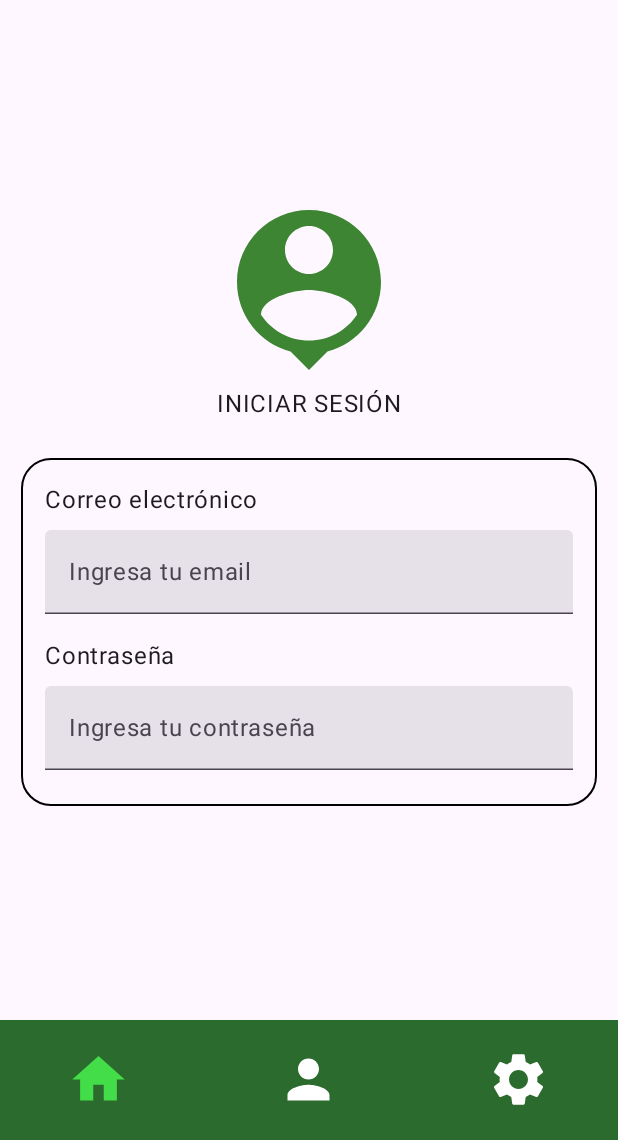
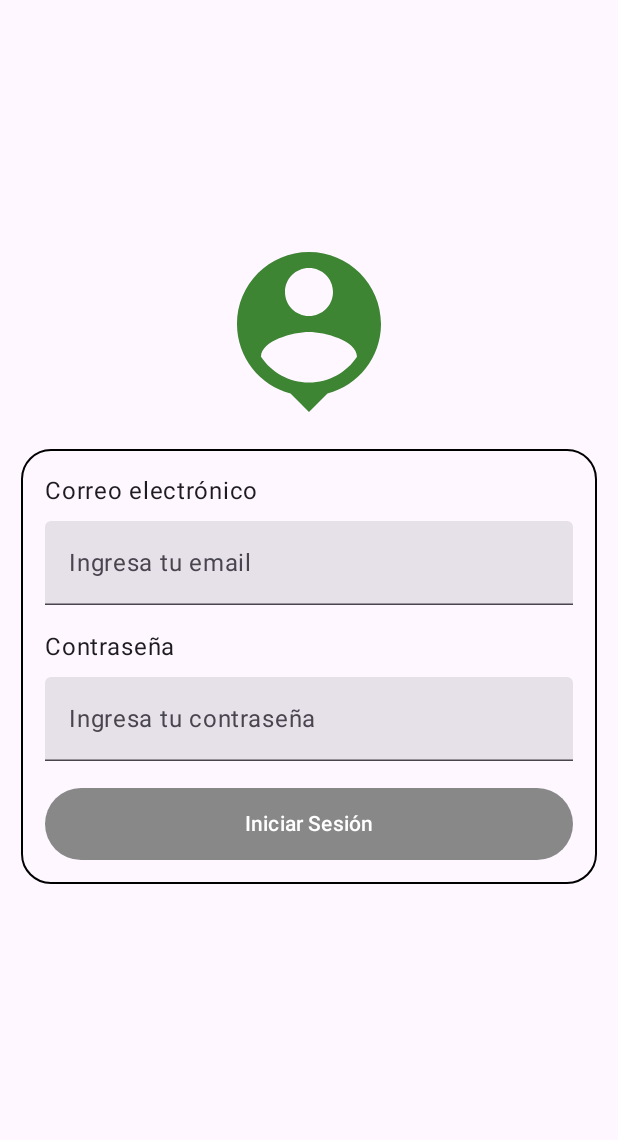
Before and after one commit to SergioHrvas/GIDM-MUII, an Android app built with Jetpack Compose: the screen it shows after launch (MainActivity), on a phone screen of 412 x 824 dp, the part 96-1236 px from its top. Run offline under Robolectric (Android 15) with nearby library versions, the phone set to English and light mode, and no system bars; our stand-ins replace livedata-compose.

Commit message:
Login viewmodel started. It must to be connected to backend

```diff
--- a/android-app/PandemiaGame/app/build.gradle.kts
+++ b/android-app/PandemiaGame/app/build.gradle.kts
@@ -61,6 +61,7 @@ dependencies {
     implementation(libs.androidx.material3)
     implementation(libs.androidx.navigation.runtime.android)
     implementation(libs.androidx.navigation.compose)
+    implementation(libs.androidx.runtime.livedata)
     testImplementation(libs.junit)
     androidTestImplementation(libs.androidx.junit)
     androidTestImplementation(libs.androidx.espresso.core)
--- a/android-app/PandemiaGame/app/src/main/java/com/pandemiagame/org/MainActivity.kt
+++ b/android-app/PandemiaGame/app/src/main/java/com/pandemiagame/org/MainActivity.kt
@@ -12,11 +12,11 @@ import androidx.compose.material3.FabPosition
 import androidx.compose.material3.FloatingActionButton
 import androidx.compose.material3.Icon
 import androidx.compose.material3.Scaffold
-import androidx.compose.material3.TopAppBar
 import androidx.compose.runtime.Composable
 import androidx.compose.runtime.getValue
 import androidx.compose.ui.Modifier
 import androidx.compose.ui.platform.LocalContext
+import androidx.lifecycle.viewmodel.compose.viewModel
 import androidx.navigation.NavController
 import androidx.navigation.compose.NavHost
 import androidx.navigation.compose.composable
@@ -24,6 +24,7 @@ import androidx.navigation.compose.currentBackStackEntryAsState
 import com.pandemiagame.org.navigation.BottomNavBar
 import com.pandemiagame.org.ui.theme.PandemiaGameTheme
 import androidx.navigation.compose.rememberNavController
+import com.pandemiagame.org.model.LoginViewModel
 import com.pandemiagame.org.model.Screen
 import com.pandemiagame.org.navigation.CustomTopAppBar
 import com.pandemiagame.org.screen.GameActivity
@@ -38,7 +39,7 @@ class MainActivity : ComponentActivity() {
         super.onCreate(savedInstanceState)
         setContent {
             PandemiaGameTheme {
-                        AppNavigation()
+                AppNavigation()
                 /*val navController = rememberNavController()
 
                 Scaffold(
@@ -70,25 +71,16 @@ class MainActivity : ComponentActivity() {
 fun AppNavigation() {
     val navController = rememberNavController()
     val currentRoute = currentRoute(navController)
-
-    // Pantallas donde NO se deben mostrar la barra
-    val screensWithoutNavBar = listOf("game")
-
-    Scaffold(
-        topBar = { CustomTopAppBar() },
-        bottomBar = { if (currentRoute !in screensWithoutNavBar) BottomNavBar(navController) }
-    ) { innerPadding ->
-        NavHost(
+    val viewModel: LoginViewModel = viewModel() // Obtener el ViewModel correctamente
+    NavHost(
             navController = navController,
             startDestination = "login",
-            modifier = Modifier.padding(innerPadding)
         ) {
-            composable("login") { LoginComp(navController) } // No tiene TopBar ni BottomBar
-            composable("home") { Pantalla1(navController) }  // Tiene ambas barras
-            composable("game") { GameComp() }  // Tiene ambas barras
+            composable("login") { LoginComp(navController, viewModel) }
+            composable("home") { Pantalla1(navController) }
+            composable("game") { GameComp() }
             composable("profile") { Pantalla2(navController) }
             composable("settings") { Pantalla3(navController) }
-        }
     }
 }
 
@@ -98,3 +90,9 @@ fun currentRoute(navController: NavController): String? {
     val navBackStackEntry by navController.currentBackStackEntryAsState()
     return navBackStackEntry?.destination?.route
 }
+
+
+
+fun ScaffoldTopBar(){
+
+}
--- /dev/null
+++ b/android-app/PandemiaGame/app/src/main/java/com/pandemiagame/org/model/LoginViewModel.kt
@@ -0,0 +1,40 @@
+package com.pandemiagame.org.model
+
+import android.util.Patterns
+import androidx.lifecycle.LiveData
+import androidx.lifecycle.MutableLiveData
+import androidx.lifecycle.ViewModel
+import kotlinx.coroutines.delay
+
+class LoginViewModel : ViewModel(){
+    private val _email = MutableLiveData<String>()
+    val email : LiveData<String> = _email
+
+    private val _password = MutableLiveData<String>()
+    val password : LiveData<String> = _password
+
+    private val _loginEnable = MutableLiveData<Boolean>()
+    val loginEnable : LiveData<Boolean> = _loginEnable
+
+    private val _isLoading = MutableLiveData<Boolean>()
+    val isLoading : LiveData<Boolean> = _isLoading
+
+    fun onLoginChange(email: String, password: String){
+        _email.value = email
+        _password.value = password
+        _loginEnable.value = isValidEmail(email) && isValidPassword(password)
+    }
+
+    fun isValidEmail(email: String): Boolean{
+        return Patterns.EMAIL_ADDRESS.matcher(email).matches()
+    }
+
+    fun isValidPassword(password: String): Boolean = password.length > 6
+
+    suspend fun onLoginSelected(){
+        _isLoading.value = true
+        delay(4000)
+        _isLoading.value = false
+
+    }
+}
--- a/android-app/PandemiaGame/app/src/main/java/com/pandemiagame/org/navigation/BottomNavBar.kt
+++ b/android-app/PandemiaGame/app/src/main/java/com/pandemiagame/org/navigation/BottomNavBar.kt
@@ -41,11 +41,6 @@ fun BottomNavBar(navController: NavController) {
                     contentDescription = screen.label,
                     tint = if (isSelected) MaterialTheme.colorScheme.primary else Color.White // Color del icono
                 ) },
-                /*label = { Text(
-                    fontSize = 30.sp,
-                    text = screen.label,
-                    color = if (isSelected) Color.White else Color.White // Color del texto
-                ) },*/
                 selected = isSelected,
                 onClick = {
                         selectedNavigationIndex.intValue = index
--- a/android-app/PandemiaGame/app/src/main/java/com/pandemiagame/org/screen/Login.kt
+++ b/android-app/PandemiaGame/app/src/main/java/com/pandemiagame/org/screen/Login.kt
@@ -1,7 +1,9 @@
 package com.pandemiagame.org.screen
 
 import android.annotation.SuppressLint
+import android.graphics.Paint.Align
 import android.os.Bundle
+import android.util.Log
 import androidx.activity.ComponentActivity
 import androidx.activity.compose.setContent
 import androidx.compose.animation.core.Animatable
@@ -23,39 +25,76 @@ import com.pandemiagame.org.ui.theme.PandemiaGameTheme
 import androidx.compose.ui.Modifier
 import androidx.compose.foundation.layout.fillMaxSize
 import androidx.compose.foundation.layout.fillMaxWidth
+import androidx.compose.foundation.layout.height
 import androidx.compose.foundation.layout.offset
 import androidx.compose.foundation.layout.padding
 import androidx.compose.foundation.layout.size
 import androidx.compose.foundation.shape.RoundedCornerShape
 import androidx.compose.foundation.text.KeyboardOptions
+import androidx.compose.material.icons.Icons
+import androidx.compose.material.icons.filled.Add
 import androidx.compose.material3.Button
+import androidx.compose.material3.ButtonColors
+import androidx.compose.material3.ButtonDefaults
+import androidx.compose.material3.CircularProgressIndicator
+import androidx.compose.material3.FloatingActionButton
+import androidx.compose.material3.Icon
+import androidx.compose.material3.MaterialTheme
+import androidx.compose.material3.Scaffold
 import androidx.compose.material3.TextField
 import androidx.compose.runtime.LaunchedEffect
 import androidx.compose.runtime.getValue
+import androidx.compose.runtime.livedata.observeAsState
 import androidx.compose.runtime.mutableStateOf
 import androidx.compose.runtime.remember
+import androidx.compose.runtime.rememberCoroutineScope
 import androidx.compose.runtime.setValue
 import androidx.compose.ui.graphics.Color
 import androidx.compose.ui.platform.LocalConfiguration
 import androidx.compose.ui.text.input.KeyboardType
 import androidx.compose.ui.text.input.PasswordVisualTransformation
 import androidx.compose.ui.unit.dp
+import androidx.lifecycle.viewmodel.compose.viewModel
 import androidx.navigation.NavController
+import androidx.navigation.compose.rememberNavController
+import com.pandemiagame.org.model.LoginViewModel
+import com.pandemiagame.org.navigation.BottomNavBar
+import com.pandemiagame.org.navigation.CustomTopAppBar
+import kotlinx.coroutines.launch
 
 @Preview
 @Composable
 fun Login () {
+    val navController = rememberNavController() // Crear un NavController falso para el preview
+    val viewModel: LoginViewModel = viewModel() // Obtener el ViewModel
+
     PandemiaGameTheme {
-                //LoginComp()
+        LoginComp(navController, viewModel)
     }
 }
 
 @Composable
-fun LoginComp(navController: NavController) {
-    var email by remember { mutableStateOf("") }  // Estado para el email
-    var password by remember { mutableStateOf("") }  // Estado para la contraseña
+fun LoginComp(navController: NavController, viewModel: LoginViewModel) {
+    val email :String by viewModel.email.observeAsState(initial="")  // Estado para el email
+    val password :String by viewModel.password.observeAsState(initial="")  // Estado para el email  // Estado para la contraseña
+    val loginEnable :Boolean by viewModel.loginEnable.observeAsState(initial=false)  // Estado para el email  // Estado para la contraseña
+
+    val isLoading :Boolean by viewModel.isLoading.observeAsState(initial=false)  // Estado para el email  // Estado para la contraseña
+
+    val coroutine = rememberCoroutineScope()
+
+    Scaffold (
+        topBar = { CustomTopAppBar() },
+        ) { innerPading ->
+        if (isLoading) {
+            Box(Modifier.fillMaxSize()) {
+                CircularProgressIndicator(Modifier.align(Alignment.Center))
+            }
+        } else {
             Column(
-        modifier = Modifier.fillMaxSize(),
+                modifier = Modifier
+                    .fillMaxSize()
+                    .padding(innerPading),
                 verticalArrangement = Arrangement.Center,
                 horizontalAlignment = Alignment.CenterHorizontally
             ) {
@@ -64,32 +103,70 @@ fun LoginComp(navController: NavController) {
                     contentDescription = "Icono vectorial",
                     contentScale = ContentScale.Fit // Mantiene proporciones sin recortar
                 )
-        Text(
-            text = "INICIAR SESIÓN",
-            modifier = Modifier.padding(bottom = 10.dp)
+                Box(
+                    modifier = Modifier
+                        .padding(14.dp)
+                        .border(
+                            width = 1.dp,
+                            color = Color.Black,
+                            shape = RoundedCornerShape(20.dp)
                         )
-        Box(
-            modifier = Modifier.padding(14.dp).border(width = 1.dp, color = Color.Black, shape = RoundedCornerShape(20.dp)).padding(16.dp)
+                        .padding(16.dp)
                 ) {
                     Column {
                         Text("Correo electrónico")        // Campo de texto para el nombre
                         TextField(
                             value = email,
-                    onValueChange = { email = it }, // Actualiza el estado con el texto ingresado
+                            onValueChange = {
+                                viewModel.onLoginChange(it, password)
+                            }, // Actualiza el estado con el texto ingresado
                             label = { Text("Ingresa tu email") },
-                    modifier = Modifier.fillMaxWidth().padding(top = 8.dp, bottom = 16.dp)// Modificador opcional para ajustar el ancho
+                            modifier = Modifier
+                                .fillMaxWidth()
+                                .padding(
+                                    top = 8.dp,
+                                    bottom = 16.dp
+                                )// Modificador opcional para ajustar el ancho
                         )
                         Text("Contraseña")
                         TextField(
                             value = password,
                             visualTransformation = PasswordVisualTransformation(),
-                    onValueChange = { password = it }, // Actualiza el estado con el texto ingresado
+                            onValueChange = {
+                                viewModel.onLoginChange(email, it)
+                            }, // Actualiza el estado con el texto ingresado
                             label = { Text("Ingresa tu contraseña") },
-                    modifier = Modifier.fillMaxWidth().padding(vertical = 8.dp), // Modificador opcional para ajustar el ancho
+                            modifier = Modifier
+                                .fillMaxWidth()
+                                .padding(vertical = 8.dp), // Modificador opcional para ajustar el ancho
                             keyboardOptions = KeyboardOptions(keyboardType = KeyboardType.Password)
                         )
-
+                        LoginButton(loginEnable) { coroutine.launch { viewModel.onLoginSelected() } }
                     }
                 }
             }
         }
+    }
+}
+
+@Composable
+fun LoginButton(loginEnable: Boolean, onLoginSelected: () -> Unit){
+    Button(
+        onClick = {
+            Log.v("a", "b");
+            onLoginSelected()},
+        modifier = Modifier
+            .fillMaxWidth()
+            .height(58.dp)
+            .padding(top = 10.dp),
+        colors = ButtonDefaults.buttonColors(
+            disabledContainerColor = Color.Gray,
+            containerColor = MaterialTheme.colorScheme.primaryContainer,
+            disabledContentColor = Color.White,
+            contentColor = Color.White,
+        ),
+        enabled = loginEnable
+    ){
+            Text(text = "Iniciar Sesión")
+        }
+}
--- a/android-app/PandemiaGame/gradle/libs.versions.toml
+++ b/android-app/PandemiaGame/gradle/libs.versions.toml
@@ -10,6 +10,7 @@ activityCompose = "1.10.1"
 composeBom = "2024.04.01"
 navigationRuntimeAndroid = "2.9.0-alpha07"
 navigationCompose = "2.8.8"
+runtimeLivedata = "1.7.8"
 
 [libraries]
 androidx-core-ktx = { group = "androidx.core", name = "core-ktx", version.ref = "coreKtx" }
@@ -28,6 +29,7 @@ androidx-ui-test-junit4 = { group = "androidx.compose.ui", name = "ui-test-junit
 androidx-material3 = { group = "androidx.compose.material3", name = "material3" }
 androidx-navigation-runtime-android = { group = "androidx.navigation", name = "navigation-runtime-android", version.ref = "navigationRuntimeAndroid" }
 androidx-navigation-compose = { group = "androidx.navigation", name = "navigation-compose", version.ref = "navigationCompose" }
+androidx-runtime-livedata = { group = "androidx.compose.runtime", name = "runtime-livedata", version.ref = "runtimeLivedata" }
 
 [plugins]
 android-application = { id = "com.android.application", version.ref = "agp" }
```
Also changed, not shown: android-app/PandemiaGame/app/src/main/res/img/1.png (deleted), android-app/PandemiaGame/app/src/main/res/img/2.png (deleted), android-app/PandemiaGame/app/src/main/res/img/3.png (deleted), android-app/PandemiaGame/app/src/main/res/img/4.png (deleted), android-app/PandemiaGame/app/src/main/res/img/5.png (deleted), android-app/PandemiaGame/app/src/main/res/img/6.png (deleted), android-app/PandemiaGame/app/src/main/res/img/7.png (deleted), android-app/PandemiaGame/app/src/main/res/img/8.png (deleted), android-app/PandemiaGame/app/src/main/res/img/Copia de corazon.png (deleted), android-app/PandemiaGame/app/src/main/res/img/back.png (deleted), android-app/PandemiaGame/app/src/main/res/img/backdeck.png (deleted), android-app/PandemiaGame/app/src/main/res/img/backrotated.png (deleted). Lines whose indentation alone changed are shown as unchanged.
